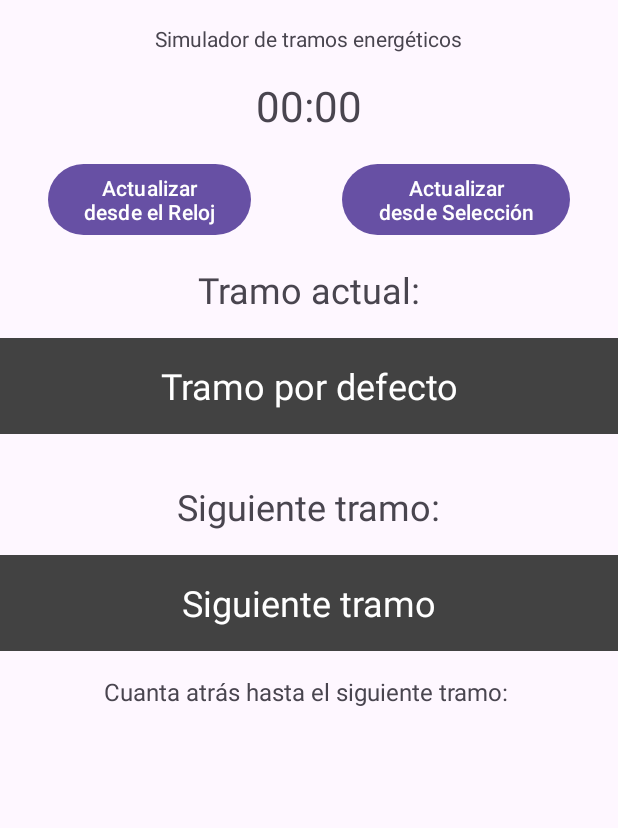
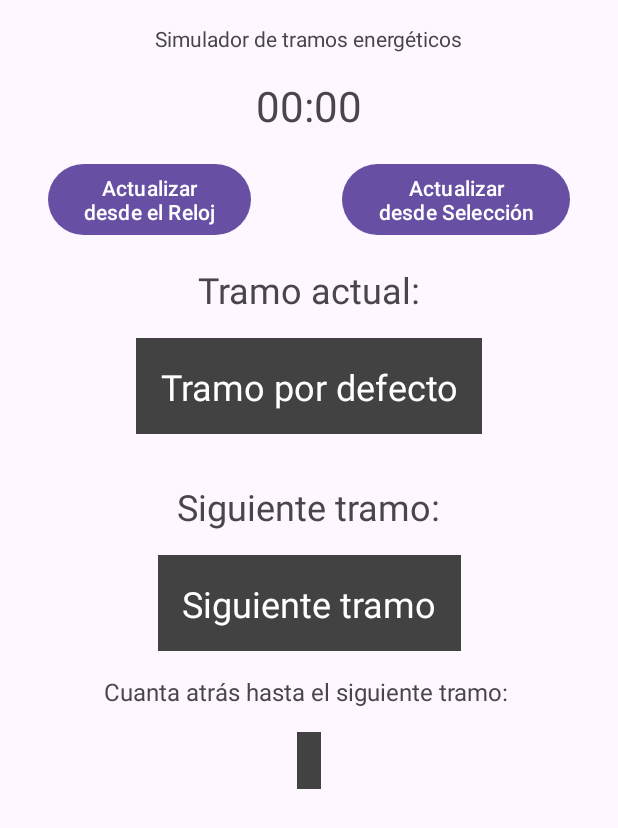
Before and after one commit to resuadam2/TramosLuz, an Android app: the layout activity_main.xml on its own in the app's theme, with its tools: preview values and no code run, on a phone screen of 412 x 824 dp. Shown: the top 828 px of the screen. Run offline under Robolectric (Android 15) with nearby library versions, the phone set to English and light mode, and no system bars.

```diff
--- a/app/src/main/res/layout/activity_main.xml
+++ b/app/src/main/res/layout/activity_main.xml
@@ -77,11 +77,12 @@
         app:layout_constraintVertical_bias="0.0" />
     <TextView
         android:id="@+id/tvTramo"
-        android:layout_width="match_parent"
+        android:layout_width="wrap_content"
         android:layout_height="@dimen/tramoHeight"
         android:layout_marginTop="16dp"
         android:background="@color/cardview_dark_background"
         android:gravity="center_vertical"
+        android:padding="16dp"
         android:text="@string/tramo"
         android:textAlignment="center"
         android:textColor="@color/white"
@@ -107,9 +108,10 @@
 
     <TextView
         android:id="@+id/tvTramoNext"
-        android:layout_width="match_parent"
+        android:layout_width="wrap_content"
         android:layout_height="@dimen/tramoHeight"
         android:layout_marginTop="16dp"
+        android:padding="16dp"
         android:gravity="center_vertical"
         android:background="@color/cardview_dark_background"
         android:text="@string/tramoNext"
@@ -141,6 +143,9 @@
         android:layout_height="wrap_content"
         android:layout_marginTop="16dp"
         android:textSize="16sp"
+        android:padding="8dp"
+        android:background="@color/cardview_dark_background"
+        android:textColor="@color/white"
         app:layout_constraintBottom_toBottomOf="parent"
         app:layout_constraintEnd_toEndOf="parent"
         app:layout_constraintStart_toStartOf="parent"
```
Also changed, not shown: app/src/main/java/com/resuadam2/tramosluz/MainActivity.java (+17 -18 lines).
